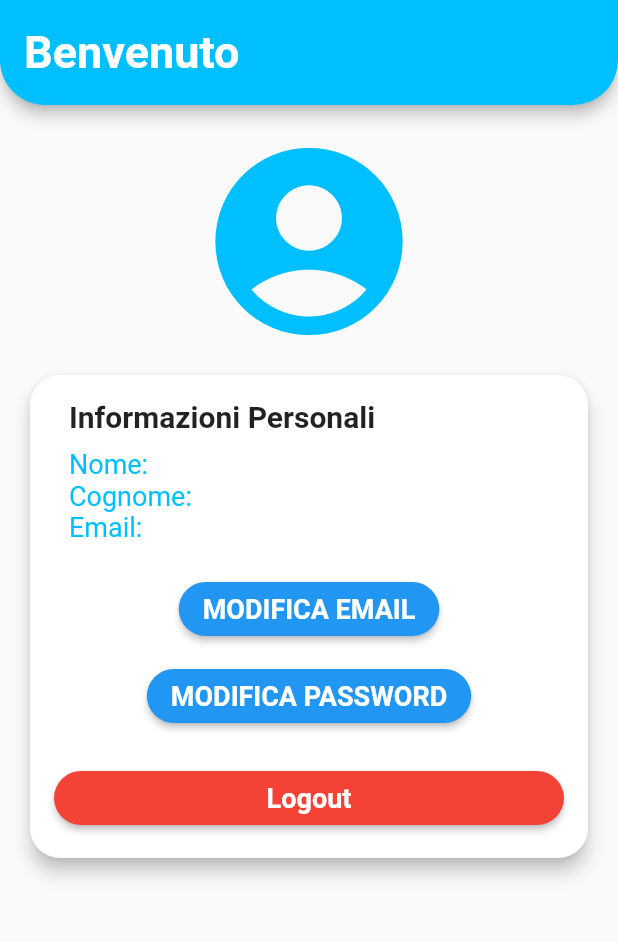
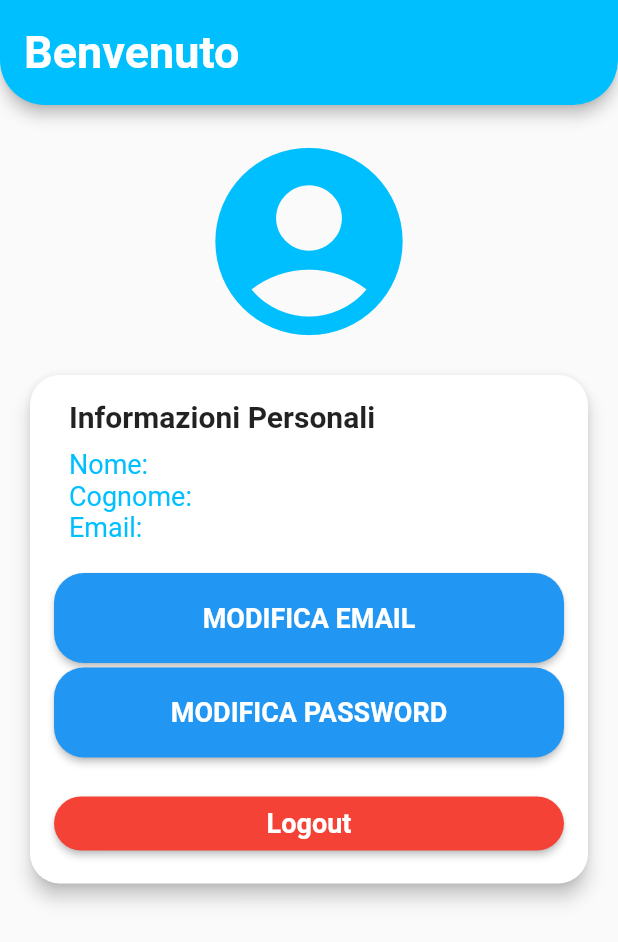
Before and after one commit to DavideTicchiarelli/easy_move_flutter, a Flutter app: the Profilo screen opened directly, on a phone screen of 412 x 824 dp. Shown: the top 942 px of the screen. Run offline on Flutter 3.47's test engine with Material 2 defaults, Android fonts, the phone set to English and light mode, and no system bars; our stand-ins replace cloud_firestore, firebase_auth, firebase_core, firebase_storage, fluttertoast, google_maps_flutter and 1 more; accounts and stored records are empty.

Commit message:
modifiche bottoni di modifica email e password

```diff
--- a/lib/Views/Profilo.dart
+++ b/lib/Views/Profilo.dart
@@ -88,7 +88,6 @@ class Profilo extends StatelessWidget {
                       SizedBox(
                         width: double.infinity,
                         child: Column(
-                          mainAxisAlignment: MainAxisAlignment.spaceBetween,
                           children: [
                             ElevatedButton(
                               onPressed: () {
@@ -100,6 +99,7 @@ class Profilo extends StatelessWidget {
                                 shape: RoundedRectangleBorder(
                                   borderRadius: BorderRadius.circular(20.0),
                                 ),
+                                minimumSize: Size(double.infinity, 60), // Imposta l'altezza uguale a quella del Logout
                               ),
                               child: const Text(
                                 "MODIFICA EMAIL",
@@ -110,10 +110,7 @@ class Profilo extends StatelessWidget {
                                 ),
                               ),
                             ),
-
-                            const SizedBox(height: 10),
-
-
+                            SizedBox(height: 3), // Spaziatura di 3px
                             ElevatedButton(
                               onPressed: () {
                                 Navigator.push(context, MaterialPageRoute(builder: (context) => ResetPasswordScreen()));
@@ -123,6 +120,7 @@ class Profilo extends StatelessWidget {
                                 shape: RoundedRectangleBorder(
                                   borderRadius: BorderRadius.circular(20.0),
                                 ),
+                                minimumSize: Size(double.infinity, 60), // Imposta l'altezza uguale a quella del Logout
                               ),
                               child: const Text(
                                 "MODIFICA PASSWORD",
@@ -135,6 +133,7 @@ class Profilo extends StatelessWidget {
                             ),
                           ],
                         ),
+
                       ),
                       const SizedBox(height: 20),
                       SizedBox(
```
